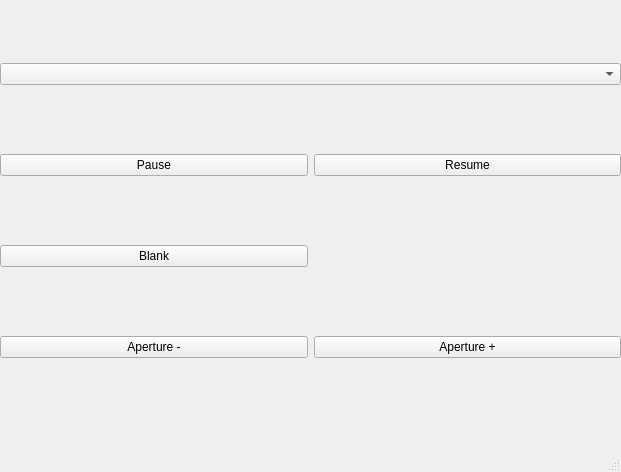
Above: src/gui/mainwindow.ui from david-polak/dslr-webcam before the change. Below: the same form after it.
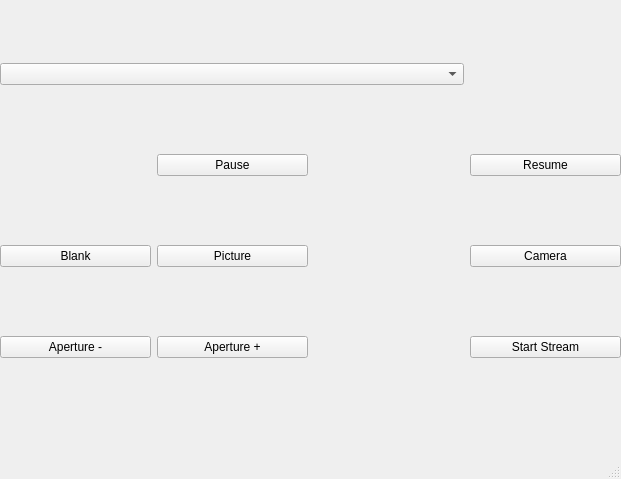
That is the form after the change.

```diff
--- a/src/gui/mainwindow.ui
+++ b/src/gui/mainwindow.ui
@@ -7,7 +7,7 @@
     <x>0</x>
     <y>0</y>
     <width>621</width>
-    <height>472</height>
+    <height>479</height>
    </rect>
   </property>
   <property name="windowTitle">
@@ -23,18 +23,50 @@
       <height>421</height>
      </rect>
     </property>
-    <layout class="QGridLayout" name="gridLayout" columnstretch="0,0">
-     <item row="1" column="1">
+    <layout class="QGridLayout" name="gridLayout" columnstretch="0,0,0,0,0" columnminimumwidth="0,0,0,0,0">
+     <item row="6" column="1">
+      <widget class="QPushButton" name="apertureUp">
+       <property name="text">
+        <string>Aperture +</string>
+       </property>
+      </widget>
+     </item>
+     <item row="4" column="3">
+      <widget class="QPushButton" name="cameraBtn">
+       <property name="text">
+        <string>Camera</string>
+       </property>
+      </widget>
+     </item>
+     <item row="6" column="0">
+      <widget class="QPushButton" name="apertureDown">
+       <property name="text">
+        <string>Aperture -</string>
+       </property>
+      </widget>
+     </item>
+     <item row="4" column="0">
+      <widget class="QPushButton" name="blankBtn">
+       <property name="text">
+        <string>Blank</string>
+       </property>
+      </widget>
+     </item>
+     <item row="4" column="1">
+      <widget class="QPushButton" name="pictureBtn">
+       <property name="text">
+        <string>Picture</string>
+       </property>
+      </widget>
+     </item>
+     <item row="1" column="3">
       <widget class="QPushButton" name="resumeBtn">
        <property name="text">
         <string>Resume</string>
        </property>
       </widget>
      </item>
-     <item row="0" column="0" colspan="2">
-      <widget class="QComboBox" name="cameraBox"/>
-     </item>
-     <item row="1" column="0">
+     <item row="1" column="1">
       <widget class="QPushButton" name="pauseBtn">
        <property name="text">
         <string>Pause</string>
@@ -44,24 +76,13 @@
        </property>
       </widget>
      </item>
-     <item row="3" column="0">
-      <widget class="QPushButton" name="blankBtn">
-       <property name="text">
-        <string>Blank</string>
-       </property>
-      </widget>
+     <item row="0" column="0" colspan="3">
+      <widget class="QComboBox" name="cameraBox"/>
      </item>
-     <item row="5" column="1">
-      <widget class="QPushButton" name="apertureUp">
+     <item row="6" column="3">
+      <widget class="QPushButton" name="startBtn">
        <property name="text">
-        <string>Aperture +</string>
-       </property>
-      </widget>
-     </item>
-     <item row="5" column="0">
-      <widget class="QPushButton" name="apertureDown">
-       <property name="text">
-        <string>Aperture -</string>
+        <string>Start Stream</string>
        </property>
       </widget>
      </item>
```
